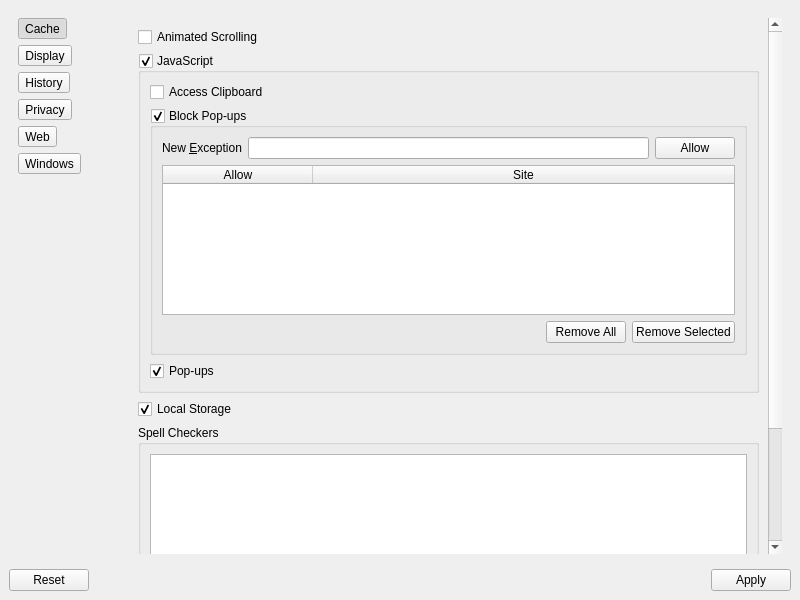
textbrowser/dooble, file 2.x/UI/dooble_settings.ui: the form before one commit.
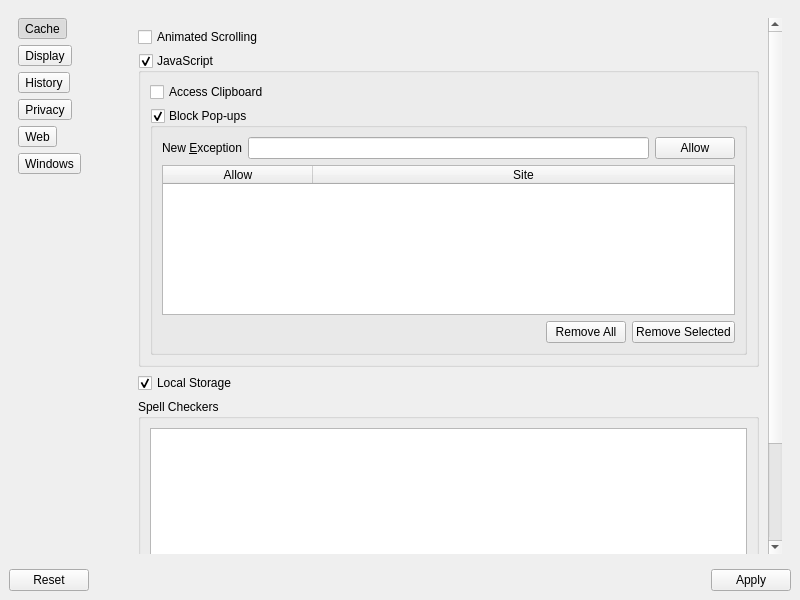
The form after the commit. The open tabs and pages were chosen to show the change. Icons and pictures are not drawn.

Commit message: Pop-ups option is not required.

What changed in the file:
```diff
--- a/2.x/UI/dooble_settings.ui
+++ b/2.x/UI/dooble_settings.ui
@@ -1084,8 +1084,8 @@
               <rect>
                <x>0</x>
                <y>0</y>
-               <width>353</width>
-               <height>737</height>
+               <width>637</width>
+               <height>700</height>
               </rect>
              </property>
              <layout class="QVBoxLayout" name="verticalLayout_16">
@@ -1230,16 +1230,6 @@
                    </layout>
                   </widget>
                  </item>
-                 <item>
-                  <widget class="QCheckBox" name="javascript_popups">
-                   <property name="text">
-                    <string>Pop-ups</string>
-                   </property>
-                   <property name="checked">
-                    <bool>true</bool>
-                   </property>
-                  </widget>
-                 </item>
                 </layout>
                </widget>
               </item>
```
Left out of the diff: 9 changed lines with no effect on the pictures. The commit also changes 2 other files.
